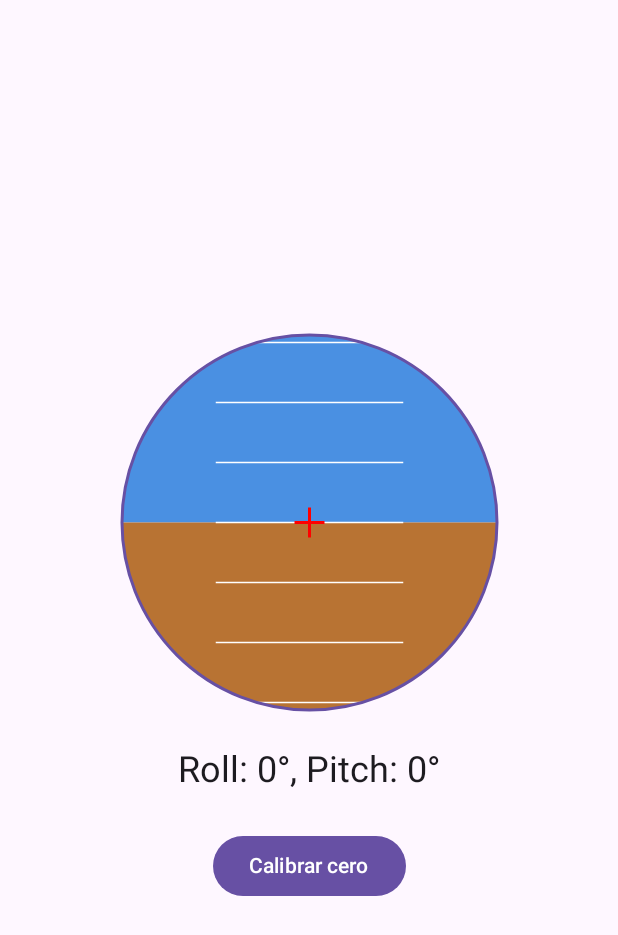
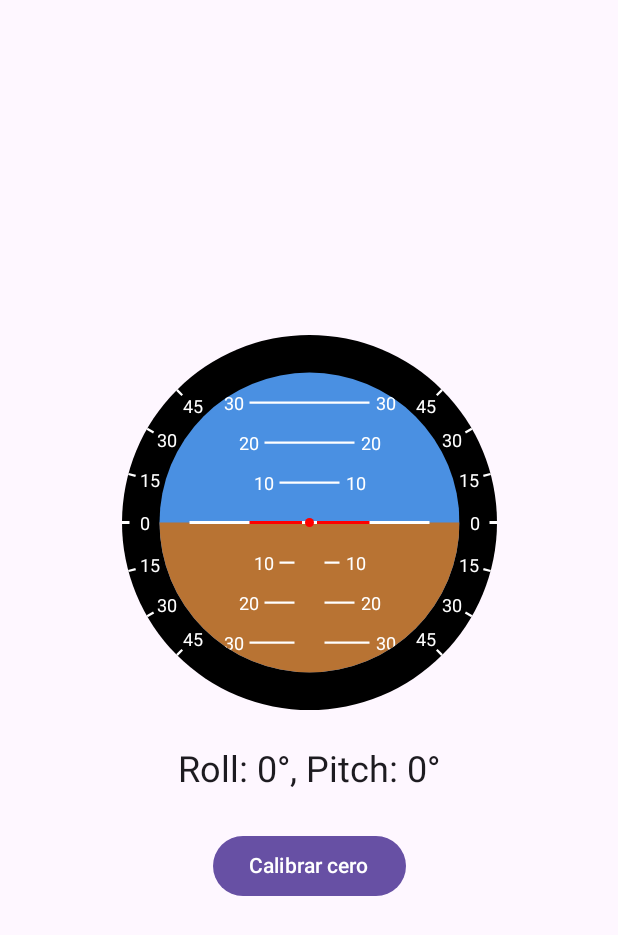
Before and after one commit to FelipeGarcia911/android-auto-inclinometer, an Android app built with Jetpack Compose: the screen it shows after launch (MainActivity), on a phone screen of 412 x 824 dp. Shown: the top 935 px of the screen. Run offline under Robolectric (Android 15) with nearby library versions, the phone set to English and light mode, and no system bars; our stand-ins replace Dagger/Hilt's generated code.

Commit message:
feat: improved inclinomter dial UI

```diff
--- a/app/src/main/java/com/felipeg/inclinometer4x4/presentation/ui/component/CombinedInclinometer.kt
+++ b/app/src/main/java/com/felipeg/inclinometer4x4/presentation/ui/component/CombinedInclinometer.kt
@@ -2,7 +2,6 @@ package com.felipeg.inclinometer4x4.presentation.ui.component
 
 import androidx.compose.foundation.Canvas
 import androidx.compose.foundation.layout.size
-import androidx.compose.material3.MaterialTheme
 import androidx.compose.runtime.Composable
 import androidx.compose.ui.Modifier
 import androidx.compose.ui.geometry.Offset
@@ -10,88 +9,223 @@ import androidx.compose.ui.geometry.Rect
 import androidx.compose.ui.graphics.Color
 import androidx.compose.ui.graphics.Path
 import androidx.compose.ui.graphics.drawscope.DrawScope
-import androidx.compose.ui.graphics.drawscope.Stroke
 import androidx.compose.ui.graphics.drawscope.clipPath
 import androidx.compose.ui.graphics.drawscope.rotate
 import androidx.compose.ui.graphics.drawscope.translate
+import androidx.compose.ui.text.AnnotatedString
+import androidx.compose.ui.text.TextMeasurer
+import androidx.compose.ui.text.TextStyle
+import androidx.compose.ui.text.drawText
+import androidx.compose.ui.text.rememberTextMeasurer
 import androidx.compose.ui.unit.Dp
 import androidx.compose.ui.unit.dp
+import androidx.compose.ui.unit.sp
+import kotlin.math.cos
+import kotlin.math.sin
 
 @Composable
 fun CombinedInclinometer(
     roll: Float,
     pitch: Float,
     modifier: Modifier = Modifier,
-    size: Dp = 200.dp
+    size: Dp = 400.dp
 ) {
-    val dialColor = MaterialTheme.colorScheme.primary
     val skyColor = Color(0xFF4A90E2)
     val groundColor = Color(0xFFB87333)
     val horizonAndLinesColor = Color.White
+    val textMeasurer = rememberTextMeasurer()
+    val rollIndicatorColor = Color.Black
 
     Canvas(modifier = modifier.size(size)) {
         val radius = this.size.minDimension / 2f
+        val innerRadius = radius * 0.80f // Widen the border by making the inner circle smaller
         val center = this.center
         val pitchOffset = pitch * 4f // Sensitivity
 
-        clipPath(Path().apply { addOval(Rect(center = center, radius = radius)) }) {
-            // Apply pitch translation first, then roll rotation.
-            translate(top = pitchOffset) {
-                rotate(degrees = roll, pivot = center) {
-                    // Sky - Extend beyond the visible radius to avoid gaps
+        // --- Static Part ---
+        // 1. Draw the black outer ring for the roll scale
+        drawCircle(color = rollIndicatorColor, radius = radius)
+
+        // 2. Draw the fixed roll scale on the sides, within the black ring
+        drawRollScale(outerRadius = radius, innerRadius = innerRadius, textMeasurer = textMeasurer)
+
+        // --- Rotating Part (Horizon) ---
+        // 3. Clip the inner area to draw the horizon
+        clipPath(Path().apply { addOval(Rect(center = center, radius = innerRadius)) }) {
+            // 4. The horizon rotates with roll and translates with pitch
+            rotate(degrees = roll, pivot = center) {
+                translate(top = pitchOffset) {
+                    // Sky and Ground
                     drawRect(
                         color = skyColor,
-                        topLeft = Offset(center.x - radius * 2, center.y - radius * 2),
-                        size = this.size.copy(width = radius * 4, height = radius * 2)
+                        topLeft = Offset(center.x - size.toPx(), center.y - size.toPx()),
+                        size = this.size * 2f
                     )
-                    // Ground - Extend beyond the visible radius
                     drawRect(
                         color = groundColor,
-                        topLeft = Offset(center.x - radius * 2, center.y),
-                        size = this.size.copy(width = radius * 4, height = radius * 2)
+                        topLeft = Offset(center.x - size.toPx(), center.y),
+                        size = this.size * 2f
                     )
-
-                    // Draw pitch lines (relative to the horizon)
-                    drawPitchLadder(pitch = 0f, radius = radius, color = horizonAndLinesColor)
+                    // Pitch Ladder (moves with the horizon)
+                    drawPitchLadder(
+                        radius = innerRadius, // Use innerRadius for pitch ladder
+                        color = horizonAndLinesColor,
+                        textMeasurer = textMeasurer
+                    )
                 }
             }
         }
 
-        // Draw the fixed elements of the UI (dial, pointer) on top
-
-        // Dial border
-        drawCircle(color = dialColor, radius = radius, style = Stroke(width = 2.dp.toPx()))
-
-        // Fixed pointer (representing the aircraft)
-        val pointerSize = 10.dp.toPx()
+        // --- Fixed Overlay Part ---
+        // 5. Fixed aircraft symbol in the center
+        val aircraftWingWidth = 40.dp.toPx()
+        // Center dot
+        drawCircle(Color.Red, radius = 3.dp.toPx())
+        // Wings
         drawLine(
             color = Color.Red,
-            start = Offset(center.x - pointerSize, center.y),
-            end = Offset(center.x + pointerSize, center.y),
+            start = Offset(center.x - aircraftWingWidth, center.y),
+            end = Offset(center.x - 5.dp.toPx(), center.y),
             strokeWidth = 2.dp.toPx()
         )
         drawLine(
             color = Color.Red,
-            start = Offset(center.x, center.y - pointerSize),
-            end = Offset(center.x, center.y + pointerSize),
+            start = Offset(center.x + 5.dp.toPx(), center.y),
+            end = Offset(center.x + aircraftWingWidth, center.y),
             strokeWidth = 2.dp.toPx()
         )
     }
 }
 
-// The original drawPitchLadder can be reused. It's now drawn inside the transformed scope.
-// It doesn't need to handle pitch anymore, so we pass 0.
-private fun DrawScope.drawPitchLadder(pitch: Float, radius: Float, color: Color) {
-    val pitchOffset = pitch * 4 // This is 0 now.
-    val lineLength = radius / 2f
+private fun DrawScope.drawRollScale(outerRadius: Float, innerRadius: Float, textMeasurer: TextMeasurer) {
+    val center = this.center
+    val angles = listOf(15, 30, 45)
+    val textStyle = TextStyle(color = Color.White, fontSize = 12.sp)
 
-    for (i in -45..45 step 15) {
-        val y = center.y - i * 4 + pitchOffset
+    // Make lines longer and more visible
+    val lineStartRadius = outerRadius
+    val lineEndRadius = outerRadius - 5.dp.toPx() // Draw a line of a fixed length
+    val textRadius = outerRadius - 15.dp.toPx()   // Position text inside the line
+
+    // Draw 0 degree line and text on both sides
+    val zeroText = textMeasurer.measure(AnnotatedString("0"), style = textStyle)
+    val zeroLineY = center.y
+    // Right
+    drawLine(Color.White, Offset(center.x + lineStartRadius, zeroLineY), Offset(center.x + lineEndRadius, zeroLineY), 2.dp.toPx())
+    drawText(zeroText, topLeft = Offset(center.x + textRadius - zeroText.size.width / 2, zeroLineY - zeroText.size.height / 2))
+    // Left
+    drawLine(Color.White, Offset(center.x - lineStartRadius, zeroLineY), Offset(center.x - lineEndRadius, zeroLineY), 2.dp.toPx())
+    drawText(zeroText, topLeft = Offset(center.x - textRadius - zeroText.size.width / 2, zeroLineY - zeroText.size.height / 2))
+
+
+    angles.forEach { angle ->
+        val angleRad = Math.toRadians(angle.toDouble()).toFloat()
+        val textLayout = textMeasurer.measure(AnnotatedString(angle.toString()), style = textStyle)
+
+        // Draw marks for both positive (up) and negative (down) angles from the horizontal
+        listOf(1, -1).forEach { sign ->
+            val ySin = sin(angleRad) * sign
+            val xCos = cos(angleRad)
+
+            // --- Lines ---
+            // Right Side Line
+            val rStartX = center.x + lineStartRadius * xCos
+            val rStartY = center.y - lineStartRadius * ySin
+            val rEndX = center.x + lineEndRadius * xCos
+            val rEndY = center.y - lineEndRadius * ySin
+            drawLine(Color.White, Offset(rStartX, rStartY), Offset(rEndX, rEndY), 1.5.dp.toPx())
+
+            // Left Side Line
+            val lStartX = center.x - lineStartRadius * xCos
+            val lStartY = rStartY
+            val lEndX = center.x - lineEndRadius * xCos
+            val lEndY = rEndY
+            drawLine(Color.White, Offset(lStartX, lStartY), Offset(lEndX, lEndY), 1.5.dp.toPx())
+
+            // --- Text ---
+            // Right Side Text
+            val rTextX = center.x + textRadius * xCos
+            val rTextY = center.y - textRadius * ySin
+            drawText(textLayout, topLeft = Offset(rTextX - textLayout.size.width / 2, rTextY - textLayout.size.height / 2))
+
+            // Left Side Text
+            val lTextX = center.x - textRadius * xCos
+            val lTextY = rTextY
+            drawText(textLayout, topLeft = Offset(lTextX - textLayout.size.width / 2, lTextY - textLayout.size.height / 2))
+        }
+    }
+}
+
+
+private fun DrawScope.drawPitchLadder(
+    radius: Float,
+    color: Color,
+    textMeasurer: TextMeasurer
+) {
+    val sensitivity = 4f
+    val center = this.center
+
+    // Horizon line
+    drawLine(
+        color = color,
+        start = Offset(center.x - radius * 0.8f, center.y), // Adjusted to inner radius
+        end = Offset(center.x + radius * 0.8f, center.y),
+        strokeWidth = 2.dp.toPx()
+    )
+
+    val pitchAngles = listOf(10, 20, 30, 45)
+    val lineLengths = mapOf(
+        10 to radius * 0.2f,
+        20 to radius * 0.3f,
+        30 to radius * 0.4f,
+        45 to radius * 0.5f
+    )
+    val textStyle = TextStyle(color = color, fontSize = 12.sp)
+
+    pitchAngles.forEach { angle ->
+        val length = lineLengths[angle] ?: 0f
+        val yPos = center.y - angle * sensitivity
+        val yNeg = center.y + angle * sensitivity
+        val textLayoutResult = textMeasurer.measure(AnnotatedString(angle.toString()), style = textStyle)
+        val textHeight = textLayoutResult.size.height
+
+        // Positive pitch lines and text
         drawLine(
             color = color,
-            start = Offset(center.x - lineLength, y),
-            end = Offset(center.x + lineLength, y),
-            strokeWidth = 1.dp.toPx()
+            start = Offset(center.x - length, yPos),
+            end = Offset(center.x + length, yPos),
+            strokeWidth = 1.5.dp.toPx()
+        )
+        drawText(
+            textLayoutResult,
+            topLeft = Offset(center.x - length - textLayoutResult.size.width - 4.dp.toPx(), yPos - textHeight / 2)
+        )
+        drawText(
+            textLayoutResult,
+            topLeft = Offset(center.x + length + 4.dp.toPx(), yPos - textHeight / 2)
+        )
+
+        // Negative pitch lines and text
+        val gap = 10.dp.toPx()
+        drawLine(
+            color = color,
+            start = Offset(center.x - length, yNeg),
+            end = Offset(center.x - gap, yNeg),
+            strokeWidth = 1.5.dp.toPx()
+        )
+        drawLine(
+            color = color,
+            start = Offset(center.x + gap, yNeg),
+            end = Offset(center.x + length, yNeg),
+            strokeWidth = 1.5.dp.toPx()
+        )
+        drawText(
+            textLayoutResult,
+            topLeft = Offset(center.x - length - textLayoutResult.size.width - 4.dp.toPx(), yNeg - textHeight / 2)
+        )
+        drawText(
+            textLayoutResult,
+            topLeft = Offset(center.x + length + 4.dp.toPx(), yNeg - textHeight / 2)
         )
     }
 }
```
